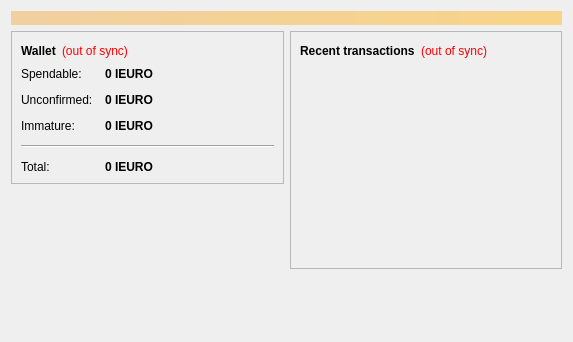
The window that src/qt/forms/overviewpage.ui (zoom-c/zoom) describes before a commit, drawn with Qt 5.
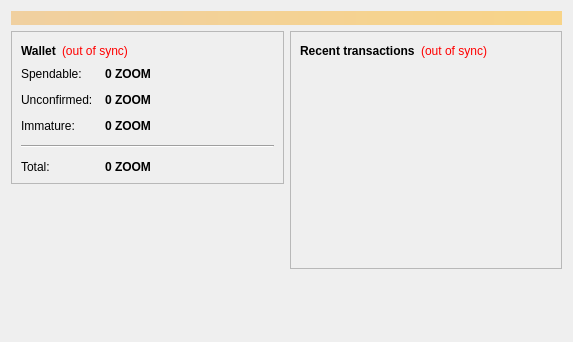
The same window after the commit.

Commit message: Zoom Rebrand: Refactoring

```diff
--- a/src/qt/forms/overviewpage.ui
+++ b/src/qt/forms/overviewpage.ui
@@ -122,7 +122,7 @@
                <string>Your current spendable balance</string>
               </property>
               <property name="text">
-               <string notr="true">0 IEURO</string>
+               <string notr="true">0 ZOOM</string>
               </property>
               <property name="textInteractionFlags">
                <set>Qt::LinksAccessibleByMouse|Qt::TextSelectableByKeyboard|Qt::TextSelectableByMouse</set>
@@ -151,7 +151,7 @@
                <string>Total of transactions that have yet to be confirmed, and do not yet count toward the current balance</string>
               </property>
               <property name="text">
-               <string notr="true">0 IEURO</string>
+               <string notr="true">0 ZOOM</string>
               </property>
               <property name="textInteractionFlags">
                <set>Qt::LinksAccessibleByMouse|Qt::TextSelectableByKeyboard|Qt::TextSelectableByMouse</set>
@@ -177,7 +177,7 @@
                <string>Mined balance that has not yet matured</string>
               </property>
               <property name="text">
-               <string notr="true">0 IEURO</string>
+               <string notr="true">0 ZOOM</string>
               </property>
               <property name="textInteractionFlags">
                <set>Qt::LinksAccessibleByMouse|Qt::TextSelectableByKeyboard|Qt::TextSelectableByMouse</set>
@@ -213,7 +213,7 @@
                <string>Your current total balance</string>
               </property>
               <property name="text">
-               <string notr="true">0 IEURO</string>
+               <string notr="true">0 ZOOM</string>
               </property>
               <property name="textInteractionFlags">
                <set>Qt::LinksAccessibleByMouse|Qt::TextSelectableByKeyboard|Qt::TextSelectableByMouse</set>
```
Left out of the diff: 4 changed lines with no effect on the pictures. The commit also changes 143 other files.
